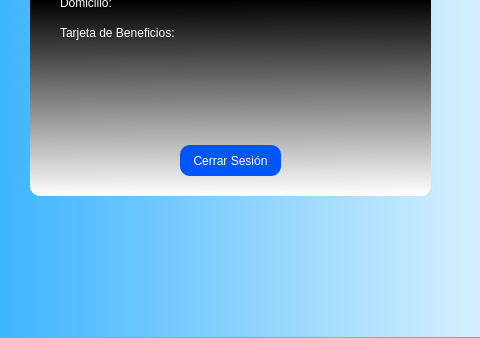
Qt form interfaces/ClientView.ui (rmarting13/Supermark) before a commit; both pictures show x 171 to 651 and y 276 to 614 of the 778 by 614 pixel window.
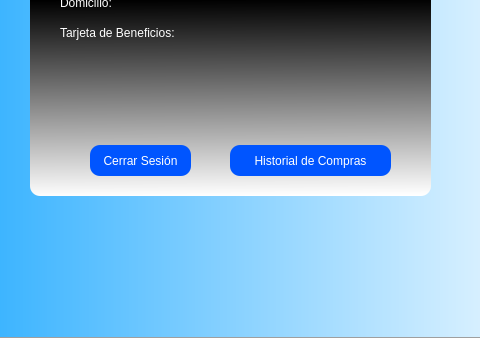
The same form after that commit. The open tabs and pages were chosen to show the change. Icons and pictures are not drawn.

Commit message: Se acomodaron los métodos en general, y se agregó funcionalidad para limitar la compra de productos según stock disponible

```diff
--- a/interfaces/ClientView.ui
+++ b/interfaces/ClientView.ui
@@ -1542,7 +1542,7 @@
                  <widget class="QPushButton" name="btnCerrarSesion">
                   <property name="geometry">
                    <rect>
-                    <x>150</x>
+                    <x>60</x>
                     <y>240</y>
                     <width>101</width>
                     <height>31</height>
@@ -1851,6 +1851,228 @@
                    <string/>
                   </property>
                  </widget>
+                 <widget class="QPushButton" name="btnCerrarSesion_2">
+                  <property name="geometry">
+                   <rect>
+                    <x>200</x>
+                    <y>240</y>
+                    <width>161</width>
+                    <height>31</height>
+                   </rect>
+                  </property>
+                  <property name="palette">
+                   <palette>
+                    <active>
+                     <colorrole role="WindowText">
+                      <brush brushstyle="SolidPattern">
+                       <color alpha="255">
+                        <red>255</red>
+                        <green>255</green>
+                        <blue>255</blue>
+                       </color>
+                      </brush>
+                     </colorrole>
+                     <colorrole role="Button">
+                      <brush brushstyle="SolidPattern">
+                       <color alpha="255">
+                        <red>0</red>
+                        <green>85</green>
+                        <blue>255</blue>
+                       </color>
+                      </brush>
+                     </colorrole>
+                     <colorrole role="Text">
+                      <brush brushstyle="SolidPattern">
+                       <color alpha="255">
+                        <red>255</red>
+                        <green>255</green>
+                        <blue>255</blue>
+                       </color>
+                      </brush>
+                     </colorrole>
+                     <colorrole role="ButtonText">
+                      <brush brushstyle="SolidPattern">
+                       <color alpha="255">
+                        <red>255</red>
+                        <green>255</green>
+                        <blue>255</blue>
+                       </color>
+                      </brush>
+                     </colorrole>
+                     <colorrole role="Base">
+                      <brush brushstyle="SolidPattern">
+                       <color alpha="255">
+                        <red>0</red>
+                        <green>85</green>
+                        <blue>255</blue>
+                       </color>
+                      </brush>
+                     </colorrole>
+                     <colorrole role="Window">
+                      <brush brushstyle="SolidPattern">
+                       <color alpha="255">
+                        <red>0</red>
+                        <green>85</green>
+                        <blue>255</blue>
+                       </color>
+                      </brush>
+                     </colorrole>
+                     <colorrole role="PlaceholderText">
+                      <brush brushstyle="NoBrush">
+                       <color alpha="128">
+                        <red>255</red>
+                        <green>255</green>
+                        <blue>255</blue>
+                       </color>
+                      </brush>
+                     </colorrole>
+                    </active>
+                    <inactive>
+                     <colorrole role="WindowText">
+                      <brush brushstyle="SolidPattern">
+                       <color alpha="255">
+                        <red>255</red>
+                        <green>255</green>
+                        <blue>255</blue>
+                       </color>
+                      </brush>
+                     </colorrole>
+                     <colorrole role="Button">
+                      <brush brushstyle="SolidPattern">
+                       <color alpha="255">
+                        <red>0</red>
+                        <green>85</green>
+                        <blue>255</blue>
+                       </color>
+                      </brush>
+                     </colorrole>
+                     <colorrole role="Text">
+                      <brush brushstyle="SolidPattern">
+                       <color alpha="255">
+                        <red>255</red>
+                        <green>255</green>
+                        <blue>255</blue>
+                       </color>
+                      </brush>
+                     </colorrole>
+                     <colorrole role="ButtonText">
+                      <brush brushstyle="SolidPattern">
+                       <color alpha="255">
+                        <red>255</red>
+                        <green>255</green>
+                        <blue>255</blue>
+                       </color>
+                      </brush>
+                     </colorrole>
+                     <colorrole role="Base">
+                      <brush brushstyle="SolidPattern">
+                       <color alpha="255">
+                        <red>0</red>
+                        <green>85</green>
+                        <blue>255</blue>
+                       </color>
+                      </brush>
+                     </colorrole>
+                     <colorrole role="Window">
+                      <brush brushstyle="SolidPattern">
+                       <color alpha="255">
+                        <red>0</red>
+                        <green>85</green>
+                        <blue>255</blue>
+                       </color>
+                      </brush>
+                     </colorrole>
+                     <colorrole role="PlaceholderText">
+                      <brush brushstyle="NoBrush">
+                       <color alpha="128">
+                        <red>255</red>
+                        <green>255</green>
+                        <blue>255</blue>
+                       </color>
+                      </brush>
+                     </colorrole>
+                    </inactive>
+                    <disabled>
+                     <colorrole role="WindowText">
+                      <brush brushstyle="SolidPattern">
+                       <color alpha="255">
+                        <red>255</red>
+                        <green>255</green>
+                        <blue>255</blue>
+                       </color>
+                      </brush>
+                     </colorrole>
+                     <colorrole role="Button">
+                      <brush brushstyle="SolidPattern">
+                       <color alpha="255">
+                        <red>0</red>
+                        <green>85</green>
+                        <blue>255</blue>
+                       </color>
+                      </brush>
+                     </colorrole>
+                     <colorrole role="Text">
+                      <brush brushstyle="SolidPattern">
+                       <color alpha="255">
+                        <red>255</red>
+                        <green>255</green>
+                        <blue>255</blue>
+                       </color>
+                      </brush>
+                     </colorrole>
+                     <colorrole role="ButtonText">
+                      <brush brushstyle="SolidPattern">
+                       <color alpha="255">
+                        <red>255</red>
+                        <green>255</green>
+                        <blue>255</blue>
+                       </color>
+                      </brush>
+                     </colorrole>
+                     <colorrole role="Base">
+                      <brush brushstyle="SolidPattern">
+                       <color alpha="255">
+                        <red>0</red>
+                        <green>85</green>
+                        <blue>255</blue>
+                       </color>
+                      </brush>
+                     </colorrole>
+                     <colorrole role="Window">
+                      <brush brushstyle="SolidPattern">
+                       <color alpha="255">
+                        <red>0</red>
+                        <green>85</green>
+                        <blue>255</blue>
+                       </color>
+                      </brush>
+                     </colorrole>
+                     <colorrole role="PlaceholderText">
+                      <brush brushstyle="NoBrush">
+                       <color alpha="128">
+                        <red>255</red>
+                        <green>255</green>
+                        <blue>255</blue>
+                       </color>
+                      </brush>
+                     </colorrole>
+                    </disabled>
+                   </palette>
+                  </property>
+                  <property name="styleSheet">
+                   <string notr="true">QPushButton{
+	background-color: rgb(0, 85, 255);
+	color: rgb(255, 255, 255);
+	font: 75 10pt &quot;Century Gothic&quot;;
+}
+QPushButton:hover{
+	background-color: #ff0000;
+}</string>
+                  </property>
+                  <property name="text">
+                   <string>Historial de Compras</string>
+                  </property>
+                 </widget>
                 </widget>
                 <widget class="QLabel" name="label_2">
                  <property name="geometry">
```
The commit also changes 5 other files.
